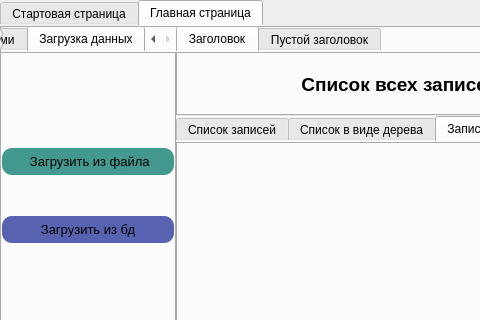
Qt form lab_2/ui/main_window.ui (Artemdjdj/PPOIS_4) before a commit; both pictures show x 0 to 480 and y 0 to 320 of the 845 by 758 pixel window.
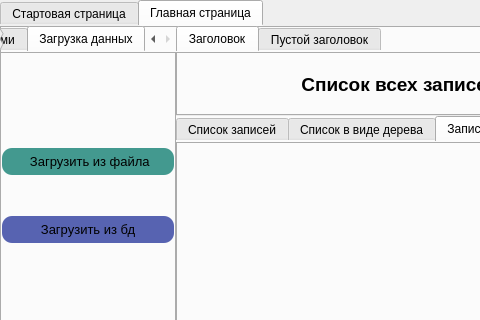
The same form after that commit. The open tabs and pages were chosen to show the change. Icons and pictures are not drawn.

```diff
--- a/lab_2/ui/main_window.ui
+++ b/lab_2/ui/main_window.ui
@@ -534,7 +534,7 @@
                         <string notr="true">border:none;</string>
                        </property>
                        <attribute name="title">
-                        <string>Раьота с данными</string>
+                        <string>Работа с данными</string>
                        </attribute>
                        <layout class="QVBoxLayout" name="verticalLayout_16">
                         <property name="spacing">
```
Left out of the diff: 13 changed lines with no effect on the pictures.
